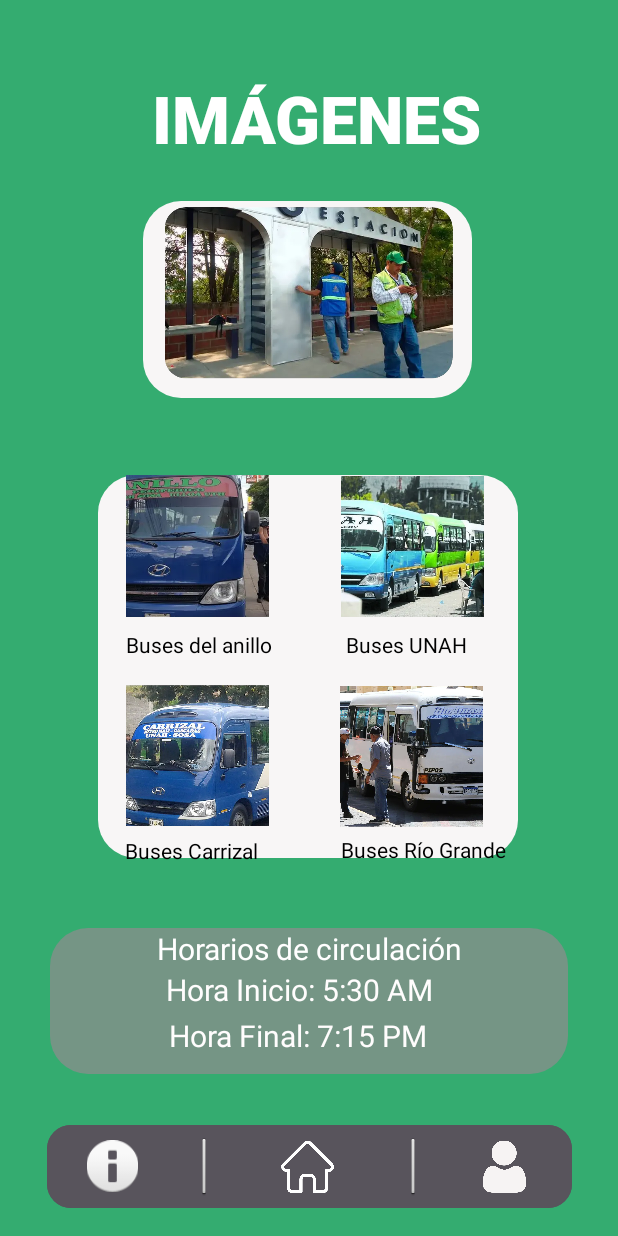
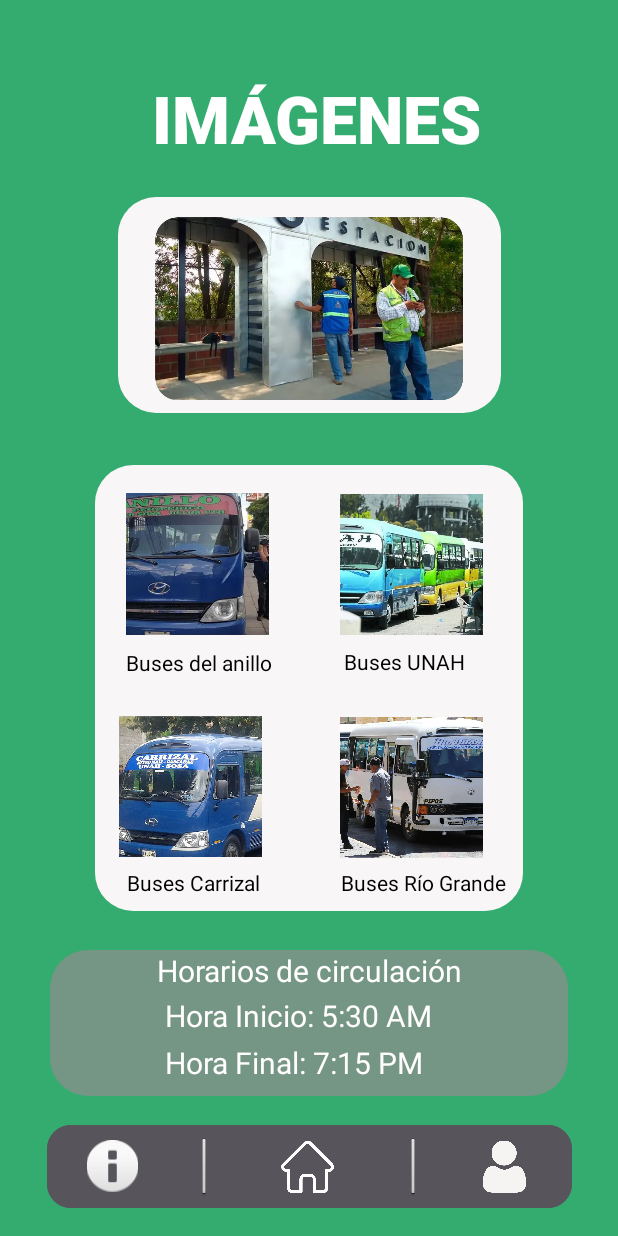
Before and after one commit to JANIER-VSQZ/UbicaTuPunto, an Android app: the GaleryViewBus screen opened directly, with no data from a screen before it, on a phone screen of 412 x 824 dp. Run offline under Robolectric (Android 15) with nearby library versions, the phone set to English and light mode, and no system bars.

Commit message:
imagenes en su lugar

```diff
--- a/app/src/main/res/layout/activity_galery_view.xml
+++ b/app/src/main/res/layout/activity_galery_view.xml
@@ -105,10 +105,10 @@
 
     <TextView
         android:id="@+id/textView14"
-        android:layout_width="263dp"
-        android:layout_height="151dp"
-        android:layout_marginStart="36dp"
-        android:layout_marginEnd="36dp"
+        android:layout_width="255dp"
+        android:layout_height="154dp"
+        android:layout_marginStart="16dp"
+        android:layout_marginEnd="16dp"
         android:background="@drawable/rounded_background"
         android:textColor="#FFFFFF"
         android:textSize="20sp"
@@ -120,15 +120,16 @@
 
     <ImageView
         android:id="@+id/imageView4"
-        android:layout_width="321dp"
-        android:layout_height="138dp"
-        android:layout_marginTop="66dp"
+        android:layout_width="225dp"
+        android:layout_height="124dp"
+        android:layout_marginStart="16dp"
+        android:layout_marginEnd="16dp"
         android:scaleType="centerInside"
         app:layout_constraintBottom_toBottomOf="parent"
         app:layout_constraintEnd_toEndOf="parent"
         app:layout_constraintStart_toStartOf="parent"
         app:layout_constraintTop_toTopOf="parent"
-        app:layout_constraintVertical_bias="0.121"
+        app:layout_constraintVertical_bias="0.238"
         app:srcCompat="@mipmap/punto_taxi" />
 
     <TextView
--- a/app/src/main/res/layout/activity_galery_view_bus.xml
+++ b/app/src/main/res/layout/activity_galery_view_bus.xml
@@ -25,7 +25,7 @@
         app:layout_constraintEnd_toEndOf="parent"
         app:layout_constraintStart_toStartOf="parent"
         app:layout_constraintTop_toTopOf="parent"
-        app:layout_constraintVertical_bias="0.851" />
+        app:layout_constraintVertical_bias="0.872" />
 
     <View
         android:id="@+id/view28"
@@ -76,8 +76,36 @@
 
     <TextView
         android:id="@+id/textView18"
-        android:layout_width="219dp"
-        android:layout_height="131dp"
+        android:layout_width="255dp"
+        android:layout_height="144dp"
+        android:layout_marginStart="16dp"
+        android:layout_marginEnd="16dp"
+        android:background="@drawable/rounded_background"
+        android:textColor="#FFFFFF"
+        android:textSize="20sp"
+        app:layout_constraintBottom_toBottomOf="parent"
+        app:layout_constraintEnd_toEndOf="parent"
+        app:layout_constraintStart_toStartOf="parent"
+        app:layout_constraintTop_toTopOf="parent"
+        app:layout_constraintVertical_bias="0.193" />
+
+    <ImageView
+        android:id="@+id/imageView3"
+        android:layout_width="225dp"
+        android:layout_height="124dp"
+        android:layout_marginStart="16dp"
+        android:layout_marginEnd="16dp"
+        app:layout_constraintBottom_toBottomOf="parent"
+        app:layout_constraintEnd_toEndOf="parent"
+        app:layout_constraintStart_toStartOf="parent"
+        app:layout_constraintTop_toTopOf="parent"
+        app:layout_constraintVertical_bias="0.206"
+        app:srcCompat="@mipmap/punto_bus" />
+
+    <TextView
+        android:id="@+id/textView12"
+        android:layout_width="285dp"
+        android:layout_height="297dp"
         android:layout_marginStart="36dp"
         android:layout_marginEnd="36dp"
         android:background="@drawable/rounded_background"
@@ -85,41 +113,9 @@
         android:textSize="20sp"
         app:layout_constraintBottom_toBottomOf="parent"
         app:layout_constraintEnd_toEndOf="parent"
-        app:layout_constraintHorizontal_bias="0.49"
         app:layout_constraintStart_toStartOf="parent"
         app:layout_constraintTop_toTopOf="parent"
-        app:layout_constraintVertical_bias="0.193" />
-
-    <ImageView
-        android:id="@+id/imageView3"
-        android:layout_width="266dp"
-        android:layout_height="116dp"
-        android:layout_marginStart="16dp"
-        android:layout_marginTop="66dp"
-        android:layout_marginEnd="16dp"
-        app:layout_constraintBottom_toBottomOf="parent"
-        app:layout_constraintEnd_toEndOf="parent"
-        app:layout_constraintHorizontal_bias="0.495"
-        app:layout_constraintStart_toStartOf="parent"
-        app:layout_constraintTop_toTopOf="parent"
-        app:layout_constraintVertical_bias="0.111"
-        app:srcCompat="@mipmap/punto_bus" />
-
-    <TextView
-        android:id="@+id/textView12"
-        android:layout_width="280dp"
-        android:layout_height="255dp"
-        android:layout_marginStart="36dp"
-        android:layout_marginEnd="36dp"
-        android:background="@drawable/rounded_background"
-        android:textColor="#FFFFFF"
-        android:textSize="20sp"
-        app:layout_constraintBottom_toBottomOf="parent"
-        app:layout_constraintEnd_toEndOf="parent"
-        app:layout_constraintHorizontal_bias="0.491"
-        app:layout_constraintStart_toStartOf="parent"
-        app:layout_constraintTop_toTopOf="parent"
-        app:layout_constraintVertical_bias="0.557" />
+        app:layout_constraintVertical_bias="0.589" />
 
     <TextView
         android:id="@+id/textView22"
@@ -129,10 +125,10 @@
         android:textColor="#000000"
         app:layout_constraintBottom_toBottomOf="parent"
         app:layout_constraintEnd_toEndOf="parent"
-        app:layout_constraintHorizontal_bias="0.258"
+        app:layout_constraintHorizontal_bias="0.261"
         app:layout_constraintStart_toStartOf="parent"
         app:layout_constraintTop_toTopOf="parent"
-        app:layout_constraintVertical_bias="0.693" />
+        app:layout_constraintVertical_bias="0.719" />
 
     <TextView
         android:id="@+id/textView23"
@@ -145,7 +141,7 @@
         app:layout_constraintHorizontal_bias="0.753"
         app:layout_constraintStart_toStartOf="parent"
         app:layout_constraintTop_toTopOf="parent"
-        app:layout_constraintVertical_bias="0.692" />
+        app:layout_constraintVertical_bias="0.719" />
 
     <ImageView
         android:id="@+id/imageView8"
@@ -157,7 +153,7 @@
         app:layout_constraintHorizontal_bias="0.715"
         app:layout_constraintStart_toStartOf="parent"
         app:layout_constraintTop_toTopOf="parent"
-        app:layout_constraintVertical_bias="0.627"
+        app:layout_constraintVertical_bias="0.655"
         app:srcCompat="@mipmap/bus_rio_grande" />
 
     <ImageView
@@ -167,10 +163,10 @@
         android:scaleType="centerCrop"
         app:layout_constraintBottom_toBottomOf="parent"
         app:layout_constraintEnd_toEndOf="parent"
-        app:layout_constraintHorizontal_bias="0.265"
+        app:layout_constraintHorizontal_bias="0.25"
         app:layout_constraintStart_toStartOf="parent"
         app:layout_constraintTop_toTopOf="parent"
-        app:layout_constraintVertical_bias="0.627"
+        app:layout_constraintVertical_bias="0.655"
         app:srcCompat="@mipmap/bus_carrizal" />
 
     <ImageView
@@ -185,7 +181,7 @@
         app:layout_constraintHorizontal_bias="0.265"
         app:layout_constraintStart_toStartOf="parent"
         app:layout_constraintTop_toTopOf="parent"
-        app:layout_constraintVertical_bias="0.435"
+        app:layout_constraintVertical_bias="0.451"
         app:srcCompat="@mipmap/bus_anillo" />
 
     <ImageView
@@ -195,10 +191,10 @@
         android:scaleType="centerCrop"
         app:layout_constraintBottom_toBottomOf="parent"
         app:layout_constraintEnd_toEndOf="parent"
-        app:layout_constraintHorizontal_bias="0.718"
+        app:layout_constraintHorizontal_bias="0.715"
         app:layout_constraintStart_toStartOf="parent"
         app:layout_constraintTop_toTopOf="parent"
-        app:layout_constraintVertical_bias="0.435"
+        app:layout_constraintVertical_bias="0.451"
         app:srcCompat="@mipmap/bus_unah" />
 
     <ImageButton
@@ -294,7 +290,7 @@
         app:layout_constraintHorizontal_bias="0.268"
         app:layout_constraintStart_toStartOf="parent"
         app:layout_constraintTop_toTopOf="parent"
-        app:layout_constraintVertical_bias="0.522" />
+        app:layout_constraintVertical_bias="0.537" />
 
     <TextView
         android:id="@+id/textView20"
@@ -304,10 +300,10 @@
         android:textColor="#000000"
         app:layout_constraintBottom_toBottomOf="parent"
         app:layout_constraintEnd_toEndOf="parent"
-        app:layout_constraintHorizontal_bias="0.698"
+        app:layout_constraintHorizontal_bias="0.694"
         app:layout_constraintStart_toStartOf="parent"
         app:layout_constraintTop_toTopOf="parent"
-        app:layout_constraintVertical_bias="0.522" />
+        app:layout_constraintVertical_bias="0.536" />
 
     <TextView
         android:id="@+id/textView24"
@@ -318,10 +314,10 @@
         android:textSize="20sp"
         app:layout_constraintBottom_toBottomOf="parent"
         app:layout_constraintEnd_toEndOf="parent"
-        app:layout_constraintHorizontal_bias="0.475"
+        app:layout_constraintHorizontal_bias="0.471"
         app:layout_constraintStart_toStartOf="parent"
         app:layout_constraintTop_toTopOf="parent"
-        app:layout_constraintVertical_bias="0.811" />
+        app:layout_constraintVertical_bias="0.833" />
 
     <TextView
         android:id="@+id/textView25"
@@ -332,9 +328,9 @@
         android:textSize="20sp"
         app:layout_constraintBottom_toBottomOf="parent"
         app:layout_constraintEnd_toEndOf="parent"
-        app:layout_constraintHorizontal_bias="0.471"
+        app:layout_constraintHorizontal_bias="0.459"
         app:layout_constraintStart_toStartOf="parent"
         app:layout_constraintTop_toTopOf="parent"
-        app:layout_constraintVertical_bias="0.849" />
+        app:layout_constraintVertical_bias="0.872" />
 
 </androidx.constraintlayout.widget.ConstraintLayout>
```
